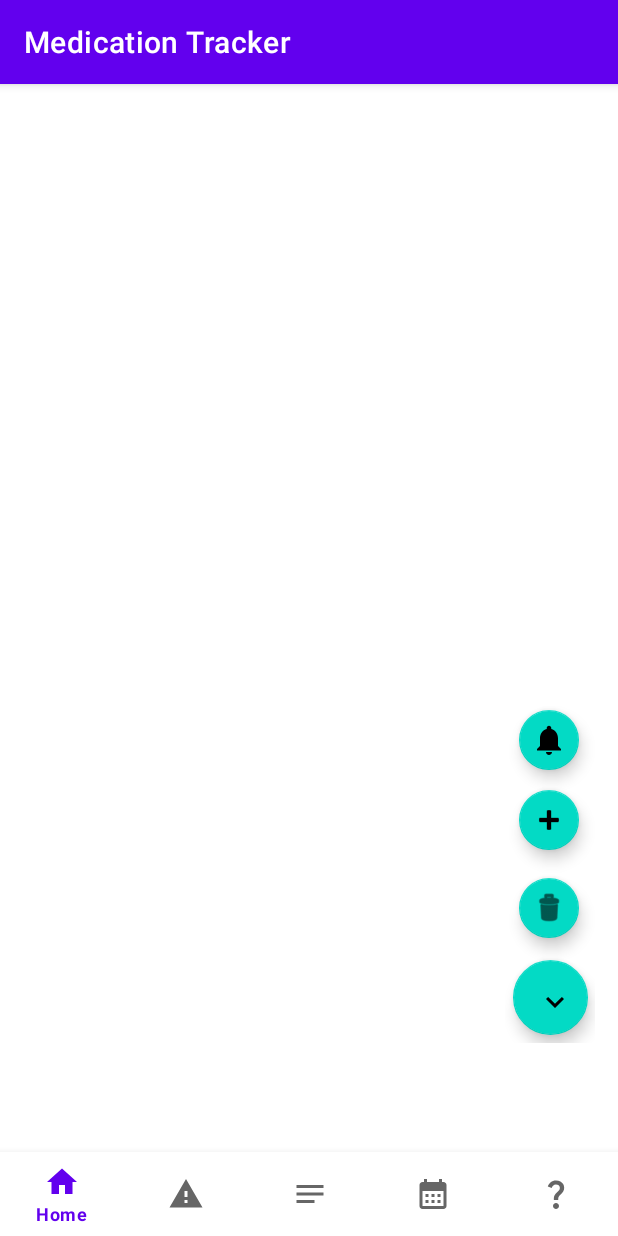
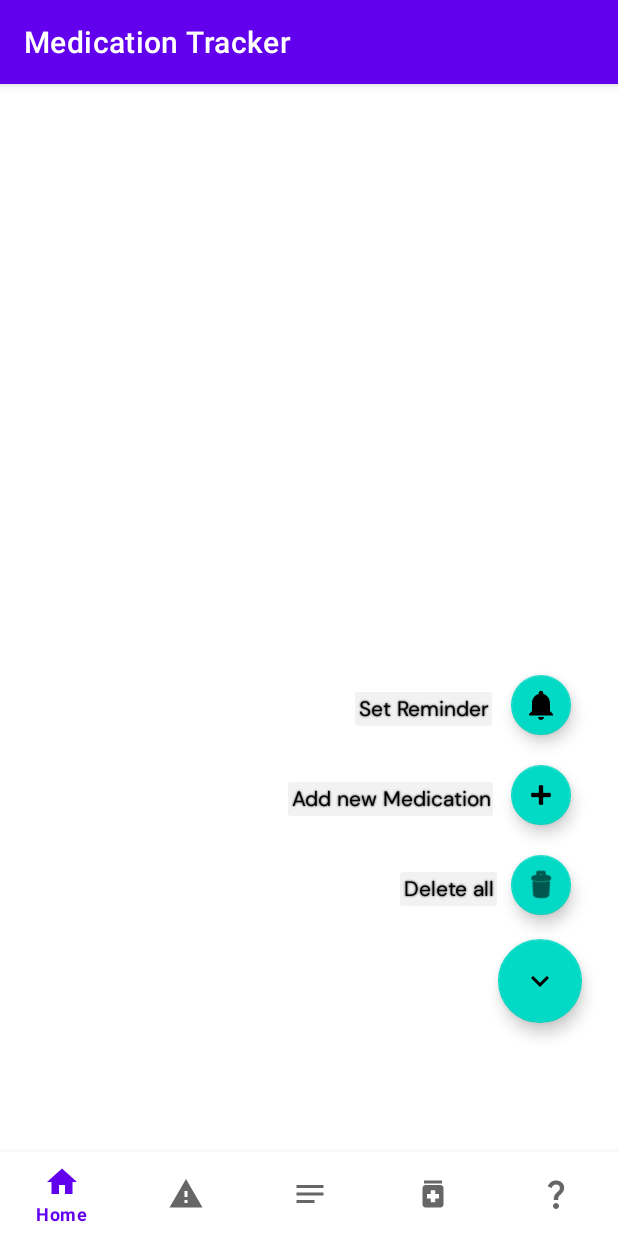
Before and after one commit to SaskPolytechBIS/253project-bisfinal-ms-care-app, an Android app: the MedTrackFragment screen opened through its navigation route, after a tap on an icon or button, on a phone screen of 412 x 824 dp. Run offline under Robolectric (Android 15) with nearby library versions, the phone set to English and light mode, and no system bars; our stand-ins replace Volley, navigation-ui; libraries missing offline, so code that uses them is left out: com.loopj.android, cz.msebera.android; pictures from the network do not load.

Commit message:
Visual changes for the MedTrack

```diff
--- a/MSCare Alpha/app/src/main/java/com/example/mscarealpha/ui/medtrack/MedTrackFragment.java
+++ b/MSCare Alpha/app/src/main/java/com/example/mscarealpha/ui/medtrack/MedTrackFragment.java
@@ -18,6 +18,7 @@ import android.view.LayoutInflater;
 import android.view.View;
 import android.view.ViewGroup;
 import android.view.animation.OvershootInterpolator;
+import android.widget.TextView;
 
 import com.example.mscarealpha.R;
 import com.google.android.material.floatingactionbutton.FloatingActionButton;
@@ -58,6 +59,12 @@ public class MedTrackFragment extends Fragment{
 
         fabReminders = view.findViewById(R.id.fab_reminders);
 
+        TextView viewDel = view.findViewById(R.id.viewDel);
+
+        TextView viewAdd = view.findViewById(R.id.viewAdd);
+
+        TextView viewReminders = view.findViewById(R.id.viewReminders);
+
         Float translationYaxis = 100f;
 
         final Boolean[] menuOpen = {false};
@@ -65,10 +72,18 @@ public class MedTrackFragment extends Fragment{
         fabDel.setAlpha(0f);
         fabAdd.setAlpha(0f);
         fabReminders.setAlpha(0f);
+        viewDel.setAlpha(0f);
+        viewAdd.setAlpha(0f);
+        viewReminders.setAlpha(0f);
+
 
         fabDel.setTranslationY(translationYaxis);
         fabAdd.setTranslationY(translationYaxis);
         fabReminders.setTranslationY(translationYaxis);
+        viewDel.setTranslationY(translationYaxis);
+        viewAdd.setTranslationY(translationYaxis);
+        viewReminders.setTranslationY(translationYaxis);
+
 
         fabOpenClose.setOnClickListener(new View.OnClickListener() {
             @Override
@@ -85,16 +100,22 @@ public class MedTrackFragment extends Fragment{
                 menuOpen[0] = !menuOpen[0];
                 fabOpenClose.setImageResource(R.drawable.baseline_keyboard_arrow_down_24);
                 fabDel.animate().translationY(0f).alpha(1f).setInterpolator(interpolator).setDuration(300).start();
+                viewDel.animate().translationY(0f).alpha(1f).setInterpolator(interpolator).setDuration(300).start();
                 fabAdd.animate().translationY(0f).alpha(1f).setInterpolator(interpolator).setDuration(300).start();
+                viewAdd.animate().translationY(0f).alpha(1f).setInterpolator(interpolator).setDuration(300).start();
                 fabReminders.animate().translationY(0f).alpha(1f).setInterpolator(interpolator).setDuration(300).start();
+                viewReminders.animate().translationY(0f).alpha(1f).setInterpolator(interpolator).setDuration(300).start();
             }
 
             private void CloseMenu() {
                 menuOpen[0] = !menuOpen[0];
                 fabOpenClose.setImageResource(R.drawable.baseline_keyboard_arrow_up_24);
                 fabDel.animate().translationY(translationYaxis).alpha(0f).setInterpolator(interpolator).setDuration(300).start();
+                viewDel.animate().translationY(translationYaxis).alpha(0f).setInterpolator(interpolator).setDuration(300).start();
                 fabAdd.animate().translationY(translationYaxis).alpha(0f).setInterpolator(interpolator).setDuration(300).start();
+                viewAdd.animate().translationY(translationYaxis).alpha(0f).setInterpolator(interpolator).setDuration(300).start();
                 fabReminders.animate().translationY(translationYaxis).alpha(0f).setInterpolator(interpolator).setDuration(300).start();
+                viewReminders.animate().translationY(translationYaxis).alpha(0f).setInterpolator(interpolator).setDuration(300).start();
             }
         });
 
--- /dev/null
+++ b/MSCare Alpha/app/src/main/res/drawable/baseline_medication_24.xml
@@ -0,0 +1,6 @@
+<vector android:height="24dp" android:tint="#000000"
+    android:viewportHeight="24" android:viewportWidth="24"
+    android:width="24dp" xmlns:android="http://schemas.android.com/apk/res/android">
+    <path android:fillColor="@android:color/white" android:pathData="M6,3h12v2h-12z"/>
+    <path android:fillColor="@android:color/white" android:pathData="M17,6H7C5.9,6 5,6.9 5,8v11c0,1.1 0.9,2 2,2h10c1.1,0 2,-0.9 2,-2V8C19,6.9 18.1,6 17,6zM16,15h-2.5v2.5h-3V15H8v-3h2.5V9.5h3V12H16V15z"/>
+</vector>
--- a/MSCare Alpha/app/src/main/res/layout/fragment_medtrack.xml
+++ b/MSCare Alpha/app/src/main/res/layout/fragment_medtrack.xml
@@ -16,59 +16,109 @@
 
     <androidx.recyclerview.widget.RecyclerView
         android:id="@+id/recyclerView"
-        android:layout_width="358dp"
-        android:layout_height="637dp"
+        android:layout_width="370dp"
+        android:layout_height="632dp"
         app:layout_constraintBottom_toBottomOf="parent"
         app:layout_constraintEnd_toEndOf="parent"
-        app:layout_constraintHorizontal_bias="0.571"
+        app:layout_constraintHorizontal_bias="0.700"
         app:layout_constraintStart_toStartOf="parent"
         app:layout_constraintTop_toTopOf="parent"
-        app:layout_constraintVertical_bias="0.245" />
+        app:layout_constraintVertical_bias="0.303" />
 
-    <LinearLayout
-        android:layout_width="60dp"
-        android:layout_height="226dp"
-        android:layout_marginEnd="16dp"
-        android:layout_marginBottom="28dp"
+    <RelativeLayout
+        android:layout_width="264dp"
+        android:layout_height="281dp"
+        android:layout_marginBottom="16dp"
         android:orientation="vertical"
         app:layout_constraintBottom_toBottomOf="parent"
-        app:layout_constraintEnd_toEndOf="parent">
+        app:layout_constraintEnd_toEndOf="parent"
+        app:layout_constraintHorizontal_bias="0.918"
+        app:layout_constraintStart_toStartOf="parent">
 
         <com.google.android.material.floatingactionbutton.FloatingActionButton
             android:id="@+id/fab_reminders"
             android:layout_width="match_parent"
             android:layout_height="wrap_content"
-            android:layout_marginLeft="5dp"
+            android:layout_marginLeft="200dp"
+            android:layout_marginTop="20dp"
             android:clickable="true"
             android:src="@drawable/baseline_notifications_24"
             app:fabSize="mini" />
+
+        <TextView
+            android:id="@+id/viewReminders"
+            android:layout_width="wrap_content"
+            android:layout_height="wrap_content"
+            android:layout_marginLeft="100dp"
+            android:layout_marginTop="35dp"
+            android:background="@drawable/fab_bg"
+            android:fontFamily="@font/dm_sans"
+            android:padding="2dp"
+            android:shadowColor="#000000"
+            android:shadowRadius="1"
+            android:text="Set Reminder"
+            android:textAlignment="textEnd"
+            android:textColor="#000000" />
 
         <com.google.android.material.floatingactionbutton.FloatingActionButton
             android:id="@+id/fab_add_medtrack"
             android:layout_width="match_parent"
             android:layout_height="wrap_content"
-            android:layout_margin="5dp"
+            android:layout_marginLeft="200dp"
+            android:layout_marginTop="80dp"
             android:clickable="true"
             android:src="@android:drawable/ic_input_add"
             app:fabSize="mini" />
+
+        <TextView
+            android:id="@+id/viewAdd"
+            android:layout_width="wrap_content"
+            android:layout_height="wrap_content"
+            android:layout_marginLeft="55dp"
+            android:layout_marginTop="95dp"
+            android:background="@drawable/fab_bg"
+            android:fontFamily="@font/dm_sans"
+            android:padding="2dp"
+            android:shadowColor="#000000"
+            android:shadowRadius="1"
+            android:text="Add new Medication"
+            android:textAlignment="viewEnd"
+            android:textColor="#000000" />
 
         <com.google.android.material.floatingactionbutton.FloatingActionButton
             android:id="@+id/fab_clear_all"
             android:layout_width="match_parent"
             android:layout_height="wrap_content"
-            android:layout_margin="5dp"
+            android:layout_marginLeft="200dp"
+            android:layout_marginTop="140dp"
             android:clickable="true"
             android:src="@android:drawable/ic_menu_delete"
             app:fabSize="mini" />
+
+        <TextView
+            android:id="@+id/viewDel"
+            android:layout_width="wrap_content"
+            android:layout_height="wrap_content"
+            android:layout_marginLeft="130dp"
+            android:layout_marginTop="155dp"
+            android:background="@drawable/fab_bg"
+            android:fontFamily="@font/dm_sans"
+            android:padding="2dp"
+            android:shadowColor="#000000"
+            android:shadowRadius="1"
+            android:text="Delete all"
+            android:textAlignment="textEnd"
+            android:textColor="#000000" />
 
         <com.google.android.material.floatingactionbutton.FloatingActionButton
             android:id="@+id/fab_open_close"
             android:layout_width="60dp"
             android:layout_height="wrap_content"
-            android:layout_margin="5dp"
+            android:layout_marginLeft="195dp"
+            android:layout_marginTop="200dp"
             android:clickable="true"
             android:src="@drawable/baseline_keyboard_arrow_up_24"
             app:fabSize="normal" />
-    </LinearLayout>
+    </RelativeLayout>
 
 </androidx.constraintlayout.widget.ConstraintLayout>
--- a/MSCare Alpha/app/src/main/res/menu/bottom_nav_menu.xml
+++ b/MSCare Alpha/app/src/main/res/menu/bottom_nav_menu.xml
@@ -18,7 +18,7 @@
 
     <item
         android:id="@+id/navigation_medtrack"
-        android:icon="@drawable/medtrack_icon"
+        android:icon="@drawable/baseline_medication_24"
         android:title="MedTrack" />
 
     <item
```
